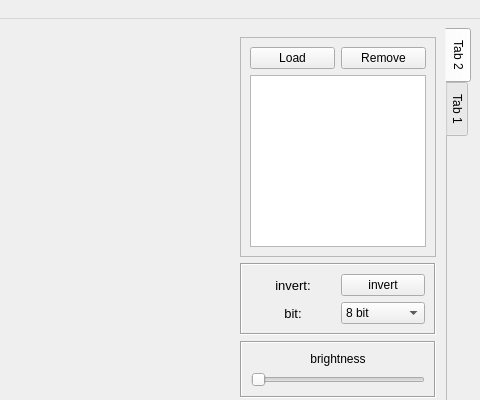
First picture: the form in package/MainWindow.ui, repository OpenPIV/openpiv_gui, before the edit; both pictures show x 354 to 834 and y 0 to 400 of the 834 by 727 pixel window.
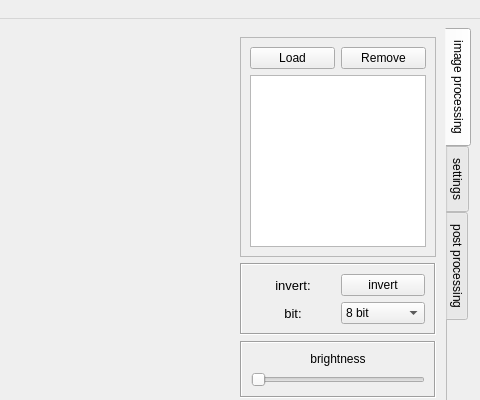
Second picture: the form after the edit. Icons and pictures are not drawn.

Commit message: I'v added an environment.yml file. I'v added a function that makes the order of the images the same of the order of the files in the list(still didnt find the right SIGNAL or event)

```diff
--- a/package/MainWindow.ui
+++ b/package/MainWindow.ui
@@ -77,7 +77,7 @@
       </property>
       <widget class="QWidget" name="tab_6">
        <attribute name="title">
-        <string>Tab 2</string>
+        <string>image processing</string>
        </attribute>
        <layout class="QGridLayout" name="gridLayout_4">
         <item row="1" column="0">
@@ -240,7 +240,7 @@
       </widget>
       <widget class="QWidget" name="tab_5">
        <attribute name="title">
-        <string>Tab 1</string>
+        <string>settings</string>
        </attribute>
        <layout class="QGridLayout" name="gridLayout_8">
         <item row="4" column="0">
@@ -827,6 +827,11 @@
         </item>
        </layout>
       </widget>
+      <widget class="QWidget" name="tab">
+       <attribute name="title">
+        <string>post processing</string>
+       </attribute>
+      </widget>
      </widget>
     </item>
     <item row="3" column="7">
```
Left out of the diff: 2 changed lines with no effect on the pictures. The commit also changes 3 other files.
